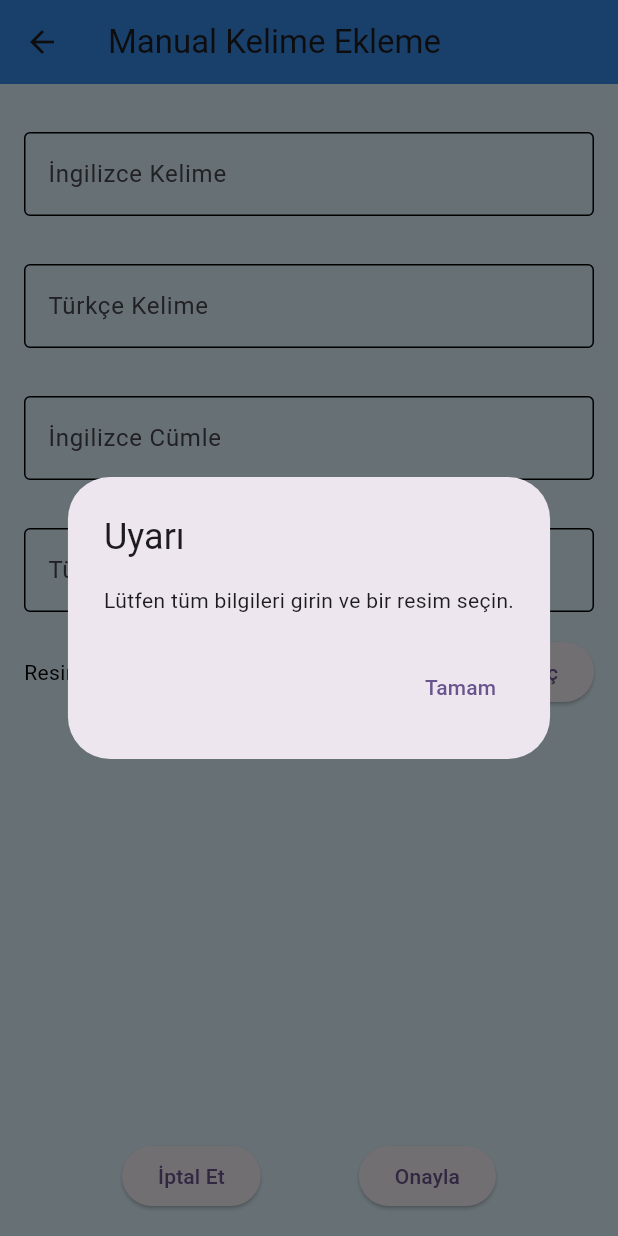
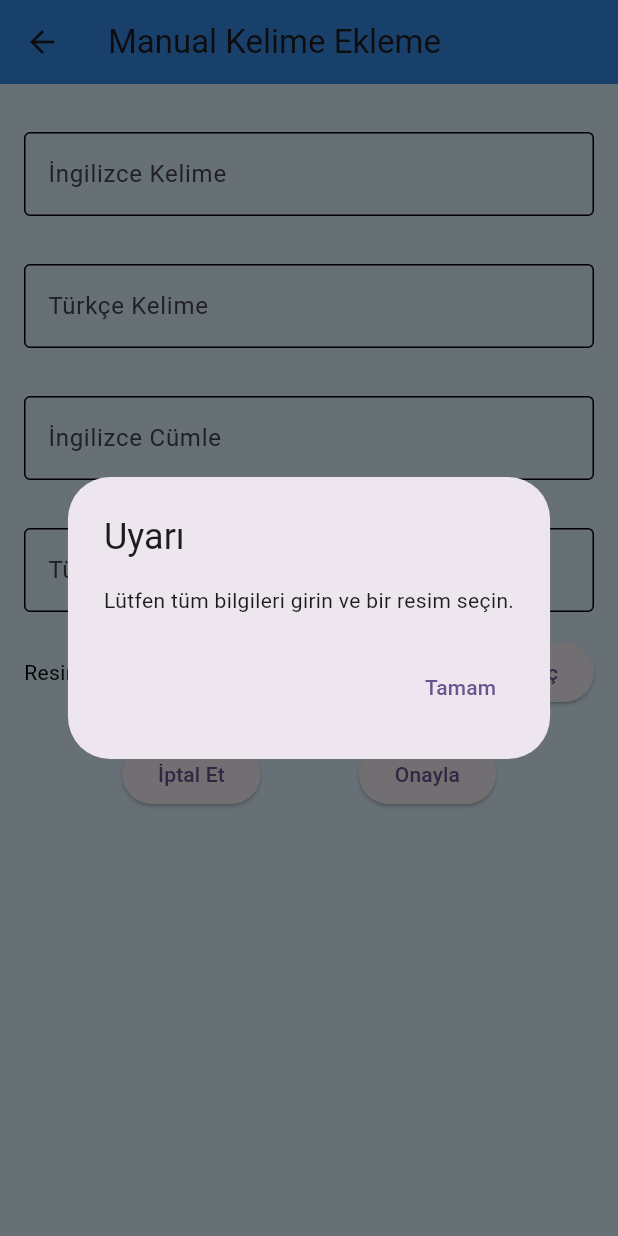
Before and after one commit to mehmet4kif/kovalingo, a Flutter app: the AddWordManual screen opened directly, after a tap on "Onayla", on a phone screen of 412 x 824 dp. Run offline on Flutter 3.47's test engine with Material 3 defaults, Android fonts, the phone set to English and light mode, and no system bars; our stand-ins replace image_picker.

```diff
--- /dev/null
+++ b/lib/classes/wordData.dart
@@ -0,0 +1,15 @@
+class WordData {
+  final String turkishWord;
+  final String englishWord;
+  final String turkishSentence;
+  final String englishSentence;
+  final String imagePath;
+
+  WordData({
+    required this.turkishWord,
+    required this.englishWord,
+    required this.turkishSentence,
+    required this.englishSentence,
+    required this.imagePath,
+  });
+}
--- a/lib/pages/words_page.dart
+++ b/lib/pages/words_page.dart
@@ -6,6 +6,7 @@ import 'package:kovalingo/widgets/custom_menu_button.dart';
 import 'package:kovalingo/widgets/custom_navigator.dart';
 
 import 'image_picker_test.dart';
+import 'my_words_page.dart';
 
 class WordsPage extends StatelessWidget {
   const WordsPage({super.key});
@@ -34,8 +35,9 @@ class WordsPage extends StatelessWidget {
               onPressed: () {
                 Navigator.push(context, CustomNavigator(WordPackagePage()));
               }),
-
-          CustomMenuButton(title: "Kelimelerimi Görüntüle", onPressed: () {}),
+          CustomMenuButton(title: "Kelimelerimi Görüntüle", onPressed: () {
+            Navigator.push(context, CustomNavigator(const MyWords()));
+          }),
           CustomMenuButton(
               title: "Resim Seçme Test",
               onPressed: () {
--- a/lib/pages/words_sub_pages/add_word_manual.dart
+++ b/lib/pages/words_sub_pages/add_word_manual.dart
@@ -1,10 +1,12 @@
+import 'package:kovalingo/words/write_word.dart';
+import 'package:image_picker/image_picker.dart';
 import 'package:flutter/material.dart';
-import 'package:image_picker/image_picker.dart';
+import '../../classes/wordData.dart';
+import '../../constants/colors.dart';
 import 'dart:io';
-import '../../constants/colors.dart';
 
 class AddWordManual extends StatefulWidget {
-  const AddWordManual({Key? key}) : super(key: key);
+  const AddWordManual({super.key});
 
   @override
   State<AddWordManual> createState() => _AddWordManualState();
@@ -26,13 +28,14 @@ class _AddWordManualState extends State<AddWordManual> {
     setState(() {
       if (pickedFile != null) {
         _image = File(pickedFile.path);
+        print(_image);
       } else {
         print('Resim seçme işlemi iptal edildi.');
       }
     });
   }
 
-  void _onSubmitPressed(BuildContext context) {
+  void _onSubmitPressed(BuildContext context) async {
     // Seçilen resim, İngilizce kelime, Türkçe kelime, İngilizce cümle ve Türkçe cümle bilgilerini al
     File? selectedImage = _image;
     String englishWord = _controllers[0].text;
@@ -50,42 +53,47 @@ class _AddWordManualState extends State<AddWordManual> {
         context: context,
         builder: (context) {
           return AlertDialog(
-            title: Text('Uyarı'),
-            content: Text('Lütfen tüm bilgileri girin ve bir resim seçin.'),
+            title: const Text('Uyarı'),
+            content: const Text('Lütfen tüm bilgileri girin ve bir resim seçin.'),
             actions: [
               TextButton(
                 onPressed: () {
                   Navigator.pop(context);
                 },
-                child: Text('Tamam'),
+                child: const Text('Tamam'),
               ),
             ],
           );
         },
       );
     } else {
-      // Tüm bilgiler doluysa, seçilen resmi ve diğer bilgileri kullanarak flashcard'ı oluştur
-      // Örneğin, bu bilgileri bir veritabanına kaydedebilir veya başka bir işlem yapabilirsiniz.
-      // Burada sadece bilgileri yazdıralım:
-      print('Seçilen Resim: $selectedImage');
-      print('İngilizce Kelime: $englishWord');
-      print('Türkçe Kelime: $turkishWord');
-      print('İngilizce Cümle: $englishSentence');
-      print('Türkçe Cümle: $turkishSentence');
+      // Verileri WordData nesnesine paketle
+      WordData wordData = WordData(
+        turkishWord: turkishWord,
+        englishWord: englishWord,
+        turkishSentence: turkishSentence,
+        englishSentence: englishSentence,
+        imagePath: selectedImage.path,
+      );
 
-      // İşlem tamamlandıktan sonra, kullanıcıya bilginin kaydedildiğine dair bir bildirim gösterebilirsiniz.
+      // WriteWord sınıfını kullanarak bilgileri JSON dosyasına kaydet
+      WriteWord writeWord = WriteWord();
+      await writeWord.addItemToWordList(
+          wordData
+      );
+
       showDialog(
         context: context,
         builder: (context) {
           return AlertDialog(
-            title: Text('Bilgi'),
-            content: Text('Bilgileriniz başarıyla kaydedildi.'),
+            title: const Text('Bilgi'),
+            content: const Text('Bilgileriniz başarıyla kaydedildi.'),
             actions: [
               TextButton(
                 onPressed: () {
                   Navigator.pop(context);
                 },
-                child: Text('Tamam'),
+                child: const Text('Tamam'),
               ),
             ],
           );
@@ -93,7 +101,6 @@ class _AddWordManualState extends State<AddWordManual> {
       );
     }
   }
-
 
 
   @override
@@ -104,7 +111,8 @@ class _AddWordManualState extends State<AddWordManual> {
         title: const Text('Manual Kelime Ekleme'),
         backgroundColor: CustomColors.appBarBlue,
       ),
-      body: Padding(
+      body: SingleChildScrollView(
+        child: Padding(
           padding: const EdgeInsets.all(16),
           child: Column(
             children: [
@@ -133,11 +141,11 @@ class _AddWordManualState extends State<AddWordManual> {
                   ),
                   ElevatedButton(
                     onPressed: _pickImage,
-                  child: Text('Seç'),
+                    child: const Text('Seç'),
                   ),
                 ],
               ),
-            const Spacer(),
+              const SizedBox(height: 20), // Add some space before the buttons
               Row(
                 mainAxisAlignment: MainAxisAlignment.spaceEvenly,
                 children: [
@@ -145,18 +153,18 @@ class _AddWordManualState extends State<AddWordManual> {
                     onPressed: () {
                       // İptal butonuna basılınca yapılacak işlemler
                     },
-                  child: Text('İptal Et'),
+                    child: const Text('İptal Et'),
                   ),
                   ElevatedButton(
                     onPressed: () {
                       _onSubmitPressed(context);
                     },
-                  child: Text('Onayla'),
+                    child: const Text('Onayla'),
                   ),
-
                 ],
               ),
             ],
+          ),
         ),
       ),
     );
@@ -167,7 +175,7 @@ class CustomTextField extends StatelessWidget {
   final String labelText;
   final TextEditingController controller;
 
-  const CustomTextField({
+  const CustomTextField({super.key,
     required this.labelText,
     required this.controller,
   });
```
Also changed, not shown: lib/datas/analyses_data/write_word.dart (deleted, +0 -27 lines), lib/pages/image_picker_test.dart (+28 -27 lines), lib/pages/my_words_page.dart (added, +64 -0 lines), lib/words/read_word_list.dart (renamed from lib/datas/analyses_data/read_word_list.dart, +22 -4 lines), lib/words/reset_word.dart (added, +16 -0 lines), lib/words/write_word.dart (added, +45 -0 lines). Lines whose indentation alone changed are shown as unchanged.
